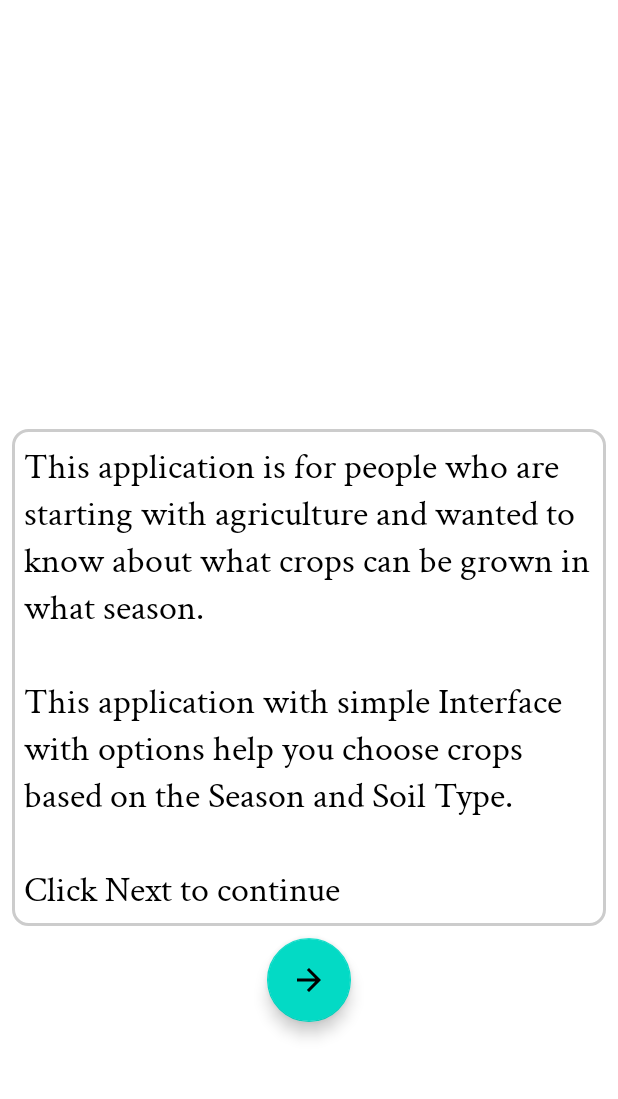
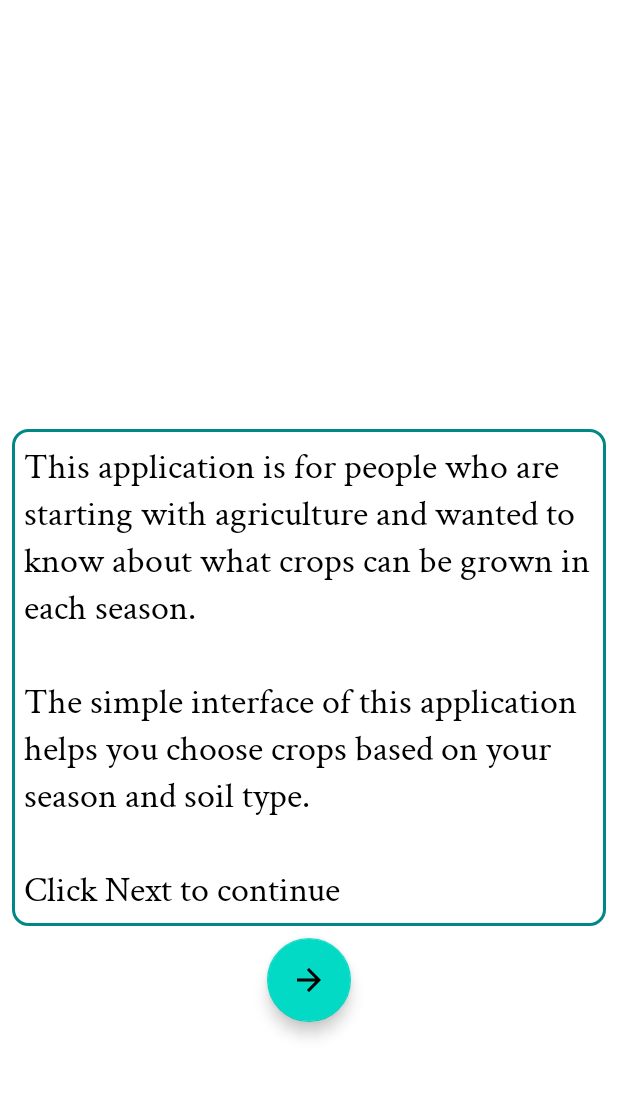
Before and after one commit to AjayRahul1/HealthyHarvest, an Android app: the screen it shows after launch (MainActivity), on a phone screen of 412 x 824 dp, the part 124-1223 px from its top. Run offline under Robolectric (Android 15) with nearby library versions, the phone set to English and light mode, and no system bars; 1 statement that could not run was skipped.

Commit message:
Strings modified and new ones added, text round corner color modified

```diff
--- a/app/src/main/res/drawable/roundcorners.xml
+++ b/app/src/main/res/drawable/roundcorners.xml
@@ -2,5 +2,5 @@
 <shape xmlns:android="http://schemas.android.com/apk/res/android">
     <corners android:radius="10dp" />
     <!-- This is the border color -->
-    <stroke android:width="2dp" android:color="#ccc" />
+    <stroke android:width="2dp" android:color="?attr/colorSecondaryVariant" />
 </shape>
--- a/app/src/main/res/values/strings.xml
+++ b/app/src/main/res/values/strings.xml
@@ -6,7 +6,7 @@
     <string name="winter">Winter</string>
     <string name="rainy">Rainy</string>
     <string name="action_settings">Settings</string>
-    <string name="select_your_current_season">----------------------------\nSelect your current season\n----------------------------</string>
+    <string name="select_your_current_season">Select your current season</string>
     <string name="submit">Submit</string>
     <string name="next">Next</string>
     <string name="select_your_soil_to_recommend_crops">Select your soil type, so that we can recommend related crops</string>
@@ -23,11 +23,11 @@
     <string name="profession">Profession</string>
     <string name="based_on_your_factors_we_recommend">Based on your factors, we recommend:</string>
     <string name="return_to_home_page">Return To Home Page</string>
-    <string name="end_of_the_list">--- End of the list ---</string>
-    <string name="loading">Loading...</string>
+    <string name="end_of_the_list">End of the list</string>
+    <string name="loading">Loading…</string>
     <string name="App_Description">
-        This application is for people who are starting with agriculture and wanted to know about what crops can be grown in what season.
-        \n\nThis application with simple Interface with options help you choose crops based on the Season and Soil Type.
+        This application is for people who are starting with agriculture and wanted to know about what crops can be grown in each season.
+        \n\nThe simple interface of this application helps you choose crops based on your season and soil type.
         \n\nClick Next to continue
     </string>
 </resources>
```
